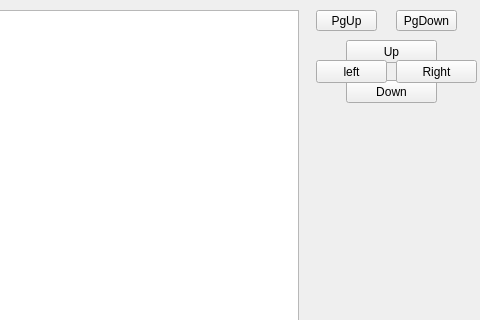
First picture: the form in main.ui, repository KinosyanAlexander/Yandex-Cards-Proekt, before the edit; both pictures show x 164 to 644 and y 0 to 320 of the 644 by 508 pixel window.
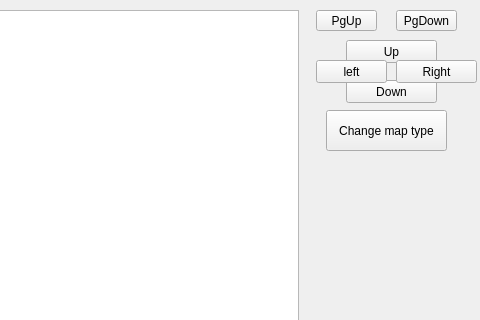
Second picture: the form after the edit.

Patch:
```diff
--- a/main.ui
+++ b/main.ui
@@ -102,6 +102,19 @@
      <string>left</string>
     </property>
    </widget>
+   <widget class="QPushButton" name="change_map_type">
+    <property name="geometry">
+     <rect>
+      <x>490</x>
+      <y>110</y>
+      <width>121</width>
+      <height>41</height>
+     </rect>
+    </property>
+    <property name="text">
+     <string>Change map type</string>
+    </property>
+   </widget>
   </widget>
   <widget class="QMenuBar" name="menubar">
    <property name="geometry">
```
